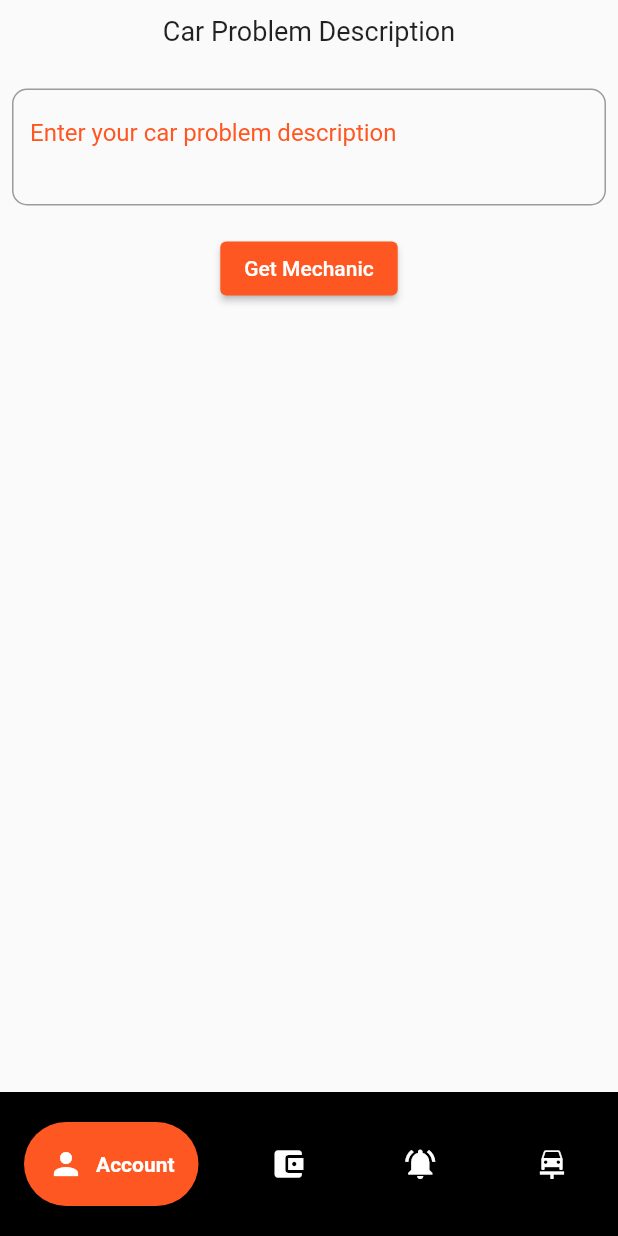
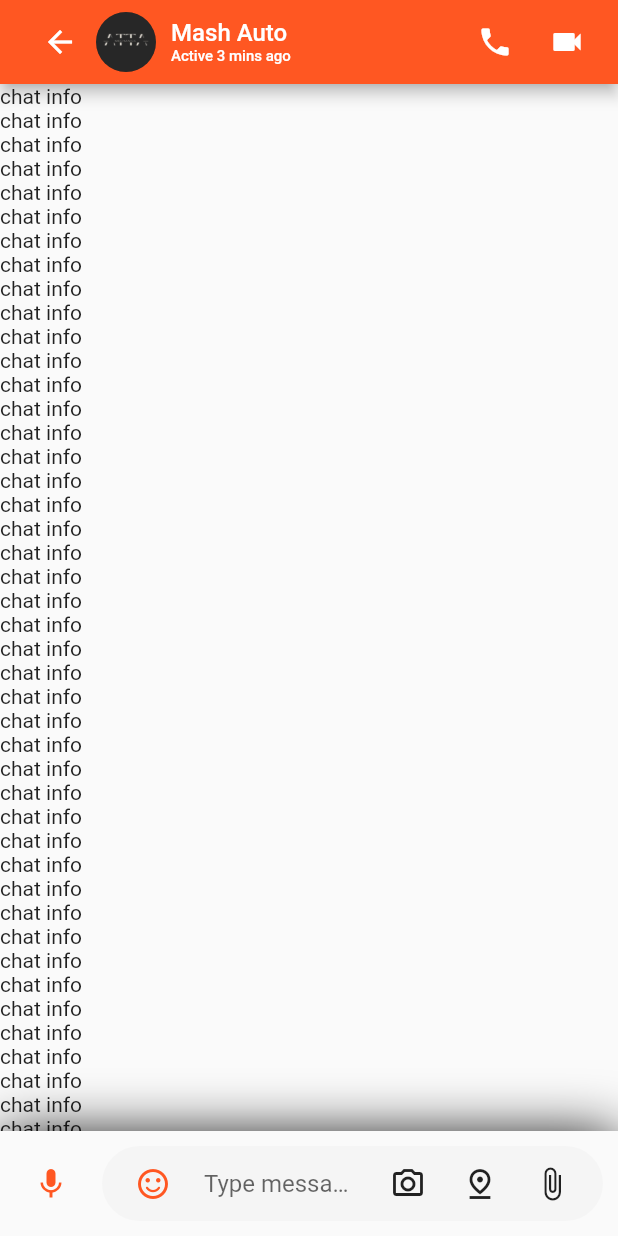
Before and after one commit to MU3M4/flutter, a Flutter app: the MessageCenter screen opened directly, on a phone screen of 412 x 824 dp. Run offline on Flutter 3.47's test engine with Material 2 defaults, Android fonts, the phone set to English and light mode, and no system bars; drawn by our look-alikes of google_nav_bar; our stand-ins replace animated_splash_screen, cloud_firestore, dio, firebase_auth, firebase_core, firebase_database and 18 more; missing offline and left inert: flutter_google_places, flutter_polyline_points, google_api_headers, google_maps_webservice, google_place, ndialog and 3 more; accounts and stored records are empty; network calls fail.

Commit message:
json to dart configuration step 1

```diff
--- /dev/null
+++ b/lib/views/api/firebase_api.dart
@@ -0,0 +1,6 @@
+import 'package:cloud_firestore/cloud_firestore.dart';
+import 'package:firebase_database/firebase_database.dart';
+
+class FirebaseApi {
+
+}
--- /dev/null
+++ b/lib/views/component/chat_input.dart
@@ -0,0 +1,88 @@
+import 'package:flutter/material.dart';
+
+class ChatInputWidget extends StatelessWidget {
+  const ChatInputWidget({
+    Key? key,
+    required this.text,
+  }) : super(key: key);
+
+  final TextEditingController text;
+
+  @override
+  Widget build(BuildContext context) {
+    return Container(
+      padding: const EdgeInsets.symmetric(horizontal: 10, vertical: 10),
+      decoration: BoxDecoration(
+        color: Theme.of(context).scaffoldBackgroundColor,
+        boxShadow: const [
+          BoxShadow(
+            offset: Offset(0, 4),
+            blurRadius: 32,
+          ),
+        ],
+      ),
+      child: SafeArea(
+          child: Row(
+        children: [
+          IconButton(
+            onPressed: () {},
+            icon: const Icon(
+              Icons.mic,
+              color: Colors.deepOrange,
+            ),
+          ),
+          const SizedBox(
+            width: 10,
+          ),
+          Expanded(
+            child: GestureDetector(
+              onTap: () {},
+              child: Container(
+                padding: const EdgeInsets.symmetric(horizontal: 10),
+                height: 50,
+                decoration: BoxDecoration(
+                  color: Colors.grey.withOpacity(0.05),
+                  borderRadius: BorderRadius.circular(40),
+                ),
+                child: Row(
+                  children: [
+                    IconButton(
+                      onPressed: () {},
+                      icon: const Icon(Icons.sentiment_satisfied_alt_rounded,
+                          color: Colors.deepOrange),
+                    ),
+                    const SizedBox(
+                      width: 10,
+                    ),
+                    Expanded(
+                      child: TextField(
+                        decoration: const InputDecoration(
+                            hintText: "Type message", border: InputBorder.none),
+                        controller: text,
+                      ),
+                    ),
+                    const SizedBox(
+                      width: 10,
+                    ),
+                    IconButton(
+                      onPressed: () {},
+                      icon: const Icon(Icons.camera_alt_outlined),
+                    ),
+                    IconButton(
+                      onPressed: () {},
+                      icon: const Icon(Icons.pin_drop_outlined),
+                    ),
+                    IconButton(
+                      onPressed: () {},
+                      icon: const Icon(Icons.attach_file_outlined),
+                    ),
+                  ],
+                ),
+              ),
+            ),
+          ),
+        ],
+      )),
+    );
+  }
+}
--- /dev/null
+++ b/lib/views/component/message_body.dart
@@ -0,0 +1,22 @@
+import 'package:flutter/material.dart';
+import 'package:flutter_progress/views/component/chat_input.dart';
+
+class Body extends StatelessWidget {
+  const Body({super.key});
+
+  @override
+  Widget build(BuildContext context) {
+    TextEditingController text = TextEditingController();
+    return Column(
+      children: [
+        Expanded(
+          child: ListView.builder(
+
+            itemBuilder: (context, index) => const Text("chat info")),
+          ),
+
+        ChatInputWidget(text: text),
+      ],
+    );
+  }
+}
--- a/lib/views/message.dart
+++ b/lib/views/message.dart
@@ -1,12 +1,6 @@
 import 'package:flutter/material.dart';
-import 'package:flutter_progress/views/about_us.dart';
-import 'package:flutter_progress/views/account_details.dart';
-import 'package:flutter_progress/views/car_type.dart';
-import 'package:flutter_progress/views/notifications_page.dart';
-import 'package:flutter_progress/views/payment_info.dart';
-import 'package:flutter_progress/views/select_garage.dart';
-import 'package:fluttertoast/fluttertoast.dart';
-import 'package:google_nav_bar/google_nav_bar.dart';
+
+import 'component/message_body.dart';
 
 class MessageCenter extends StatefulWidget {
   const MessageCenter({super.key});
@@ -20,138 +14,50 @@ class _MessageCenterState extends State<MessageCenter> {
   @override
   Widget build(BuildContext context) {
     return Scaffold(
-      body: SingleChildScrollView(
-        scrollDirection: Axis.vertical,
-        child: Column(
-          children: <Widget>[
-            const SizedBox(height: 10),
-            const Text(
-              'Car Problem Description',
-              style: TextStyle(
-                fontSize: 18,
-              ),
-            ),
-            const SizedBox(height: 20),
-            Padding(
-              padding: const EdgeInsets.all(8.0),
-              child: TextFormField(
-                controller: _text,
-                minLines: 2,
-                maxLines: 6,
-                keyboardType: TextInputType.multiline,
-                decoration: const InputDecoration(
-                  hintText: 'Enter your car problem description',
-                  hintStyle: TextStyle(color: Colors.deepOrange),
-                  border: OutlineInputBorder(
-                    borderRadius: BorderRadius.all(Radius.circular(10)),
-                  ),
-                ),
-              ),
-            ),
-            const SizedBox(height: 10),
-            ElevatedButton(
-              onPressed: () {
-                if (_text.text.isEmpty) {
-                  Fluttertoast.showToast(
-                      msg:
-                          'Please input your car problem description to proceed');
-                } else {
-                  Fluttertoast.showToast(msg: 'Message Successfully sent');
-
-                  _text.text;
-
-                  Navigator.of(context).push(MaterialPageRoute(
-                      builder: ((context) => const SelectGarage())));
-                  // try {
-                  //   User user = FirebaseAuth.instance.currentUser!;
-                  //   ref.child(user.uid).set({
-                  //     'message': _text,
-                  //   });
-                  // } catch (e) {
-                  //   Fluttertoast.showToast(msg: 'Something went wrong');
-                  // }
-
-                }
-              },
-              child: const Text('Get Mechanic'),
-            ),
-          ],
-        ),
-      ),
-      bottomNavigationBar: Container(
-        color: Colors.black,
-        child: Padding(
-          padding: const EdgeInsets.symmetric(horizontal: 16.0, vertical: 20),
-          child: GNav(
-            backgroundColor: Colors.black12,
-            color: Colors.white,
-            activeColor: Colors.white,
-            tabBackgroundColor: Colors.deepOrange,
-            padding: const EdgeInsets.all(16),
-            gap: 8,
-            tabs: [
-              GButton(
-                icon: Icons.person,
-                text: 'Account',
-                onPressed: () => onItemPressed(context, index: 0),
-              ),
-              GButton(
-                icon: Icons.account_balance_wallet,
-                text: 'payment info',
-                onPressed: () => onItemPressed(context, index: 1),
-              ),
-              GButton(
-                icon: Icons.notifications_active,
-                text: 'notifications',
-                onPressed: () => onItemPressed(context, index: 3),
-              ),
-              GButton(
-                icon: Icons.car_repair,
-                text: 'Car Profile',
-                onPressed: () => onItemPressed(context, index: 2),
-              ),
-            ],
-          ),
-        ),
-      ),
+      appBar: buildAppBar(),
+      body: Body(),
     );
   }
 
-  void onItemPressed(BuildContext context, {required int index}) {
-    Navigator.pop(context);
-    switch (index) {
-      case 0:
-        Navigator.push(
-          context,
-          MaterialPageRoute(
-            builder: (context) => const AccountDetails(),
+  AppBar buildAppBar() {
+    return AppBar(
+      automaticallyImplyLeading: false,
+      title: Row(
+        children: [
+          const BackButton(),
+          const CircleAvatar(
+            backgroundImage: AssetImage('lib/assets/images/splash.jpg'),
           ),
-        );
-        break;
-      case 1:
-        Navigator.push(
-          context,
-          MaterialPageRoute(
-            builder: (context) => const PaymentInfo(),
+          const SizedBox(
+            width: 10,
           ),
-        );
-        break;
-      case 2:
-        Navigator.push(
-          context,
-          MaterialPageRoute(
-            builder: (context) => const CarType(),
-          ),
-        );
-        break;
-      case 3:
-        Navigator.push(
-          context,
-          MaterialPageRoute(
-            builder: (context) => const NotificationPage(),
-          ),
-        );
-        break;
-    }
+          Column(
+            crossAxisAlignment: CrossAxisAlignment.start,
+            children: const [
+              Text(
+                'Mash Auto',
+                style: TextStyle(fontSize: 16),
+              ),
+              Text(
+                "Active 3 mins ago",
+                style: TextStyle(fontSize: 10),
+              ),
+            ],
+          )
+        ],
+      ),
+      actions: [
+        IconButton(
+          onPressed: () {},
+          icon: const Icon(Icons.local_phone),
+        ),
+        IconButton(
+          onPressed: () {},
+          icon: const Icon(Icons.videocam),
+        ),
+        const SizedBox(width: 10,)
+      ],
+
+    );
   }
 }
--- /dev/null
+++ b/lib/views/model/chat.dart
@@ -0,0 +1,49 @@
+class Chat {
+  final String name, lastMessage, image, time;
+  final bool isActive;
+  Chat({
+    required this.name,
+    required this.lastMessage,
+    required this.image,
+    required this.time,
+    required this.isActive,
+  });
+}
+
+List chatsData = [
+  Chat(
+    image: 'lib/assets/images/send.png',
+    name: 'Mash Auto',
+    lastMessage: 'garage',
+    time: "3mins ago",
+    isActive: false,
+  ),
+  Chat(
+    image: 'lib/assets/images/google.png',
+    name: 'Mash Auto',
+    lastMessage: 'garage',
+    time: "3mins ago",
+    isActive: false,
+  ),
+  Chat(
+    image: 'lib/assets/images/cash-flow.png',
+    name: 'Mash Auto',
+    lastMessage: 'garage',
+    time: "3mins ago",
+    isActive: false,
+  ),
+  Chat(
+    image: 'lib/assets/images/statistics.png',
+    name: 'Mash Auto',
+    lastMessage: 'garage',
+    time: "3mins ago",
+    isActive: false,
+  ),
+  Chat(
+    image: 'lib/assets/images/credit-cards.png',
+    name: 'Mash Auto',
+    lastMessage: 'garage',
+    time: "3mins ago",
+    isActive: false,
+  ),
+];
--- /dev/null
+++ b/lib/views/model/garage.dart
@@ -0,0 +1,38 @@
+import 'package:json_annotation/json_annotation.dart';
+
+part 'garage.g.dart';
+
+@JsonSerializable()
+class Garage {
+  String? description;
+  String? garageName;
+
+  String? latitude;
+  String? longitude;
+  String? officeNumber;
+
+  Garage(
+      {required this.description,
+      required this.garageName,
+      required this.latitude,
+      required this.longitude,
+      required this.officeNumber});
+
+  Garage.fromJson(Map<String, dynamic> json) {
+    description = json['Description'];
+    garageName = json['GarageName'];
+    latitude = json['Latitude'];
+    longitude = json['Longitude'];
+    officeNumber = json['OfficeNumber'];
+  }
+
+  Map<String, dynamic> toJson() {
+    final Map<String, dynamic> data = new Map<String, dynamic>();
+    data['Description'] = this.description;
+    data['GarageName'] = this.garageName;
+    data['Latitude'] = this.latitude;
+    data['Longitude'] = this.longitude;
+    data['OfficeNumber'] = this.officeNumber;
+    return data;
+  }
+}
```
Also changed, not shown: lib/assets/garages.json (added, +18 -0 lines), lib/views/api/garage_api.dart (added, +32 -0 lines), lib/views/chats_page.dart (+55 -7 lines), lib/views/component/body.dart (added, +65 -0 lines), lib/views/component/chat_card.dart (added, +87 -0 lines), lib/views/home_screen.dart (+2 -11 lines), lib/views/loading.dart (added, +15 -0 lines), pubspec.yaml (+11 -5 lines), lib/views/model/garage.g.dart (added), pubspec.lock, 6 other files.
